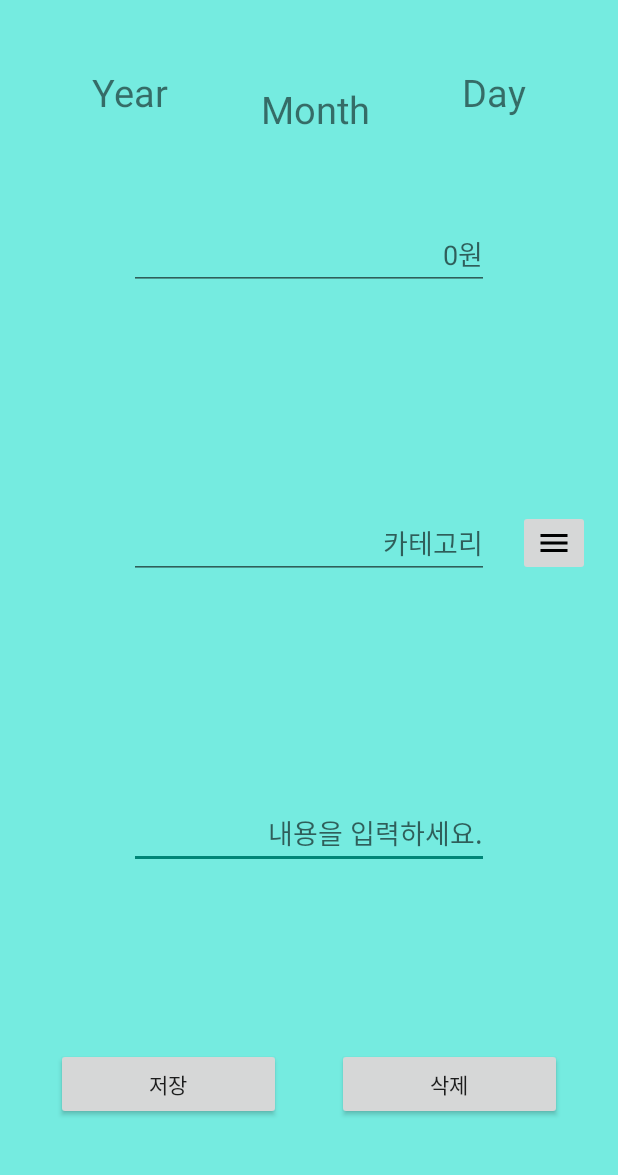
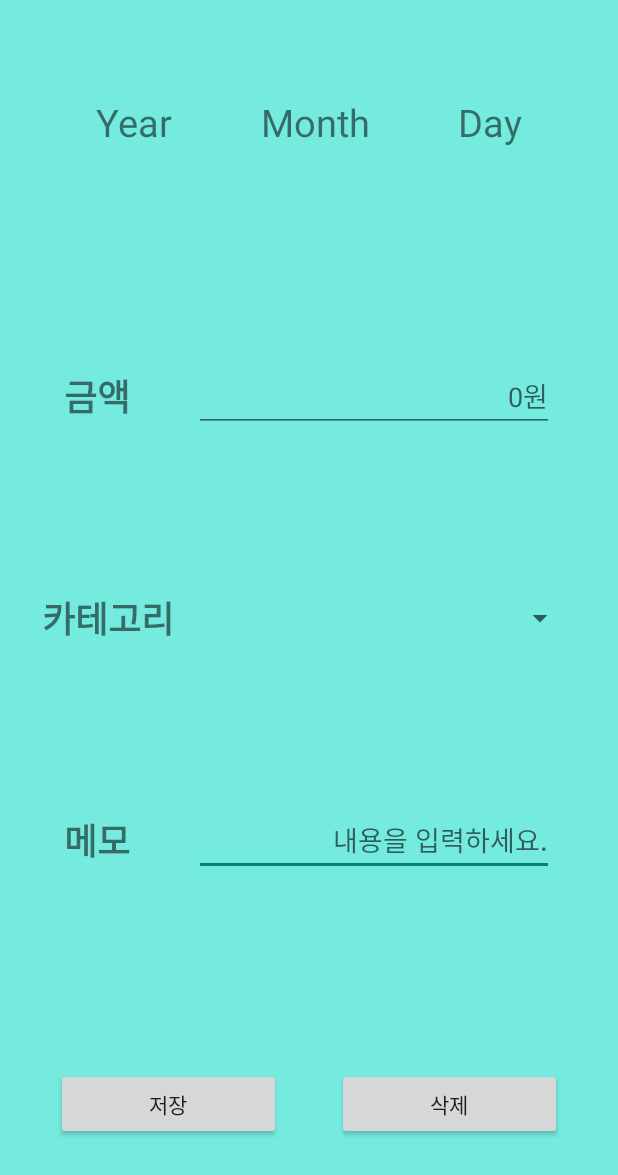
Before and after one commit to JeongJongMun/YourAccountBook, an Android app: the layout fragment_input.xml on its own in the app's theme, with its tools: preview values and no code run, on a phone screen of 412 x 824 dp. Shown: the top 1175 px of the screen. Run offline under Robolectric (Android 15) with nearby library versions, the phone set to English and light mode, and no system bars.

Commit message:
git commit

```diff
--- a/app/src/main/java/com/example/bankappds/MainList.kt
+++ b/app/src/main/java/com/example/bankappds/MainList.kt
@@ -7,4 +7,6 @@ import kotlinx.android.parcel.Parcelize
 data class MainList(val year: Int,
                val month: Int,
                val day: Int,
-               val expense: Int): Parcelable
+               val expense: Int,
+               val category: String,
+               val memo: String ): Parcelable
--- a/app/src/main/java/com/example/bankappds/MainListAdapter.kt
+++ b/app/src/main/java/com/example/bankappds/MainListAdapter.kt
@@ -6,7 +6,7 @@ import android.view.ViewGroup
 import android.widget.TextView
 import androidx.recyclerview.widget.RecyclerView
 
-class MainListAdapter(private val calendarsList: Array<MainList>)
+class MainListAdapter(private val calendarsList: ArrayList<MainList>)
     : RecyclerView.Adapter<MainListAdapter.MyViewHolder>(){
 
     // 인자로 받는 viewType 형태의 아이템 뷰를 위한 ViewHolder 객체를 생성하는 함수
--- a/app/src/main/res/layout/fragment_input.xml
+++ b/app/src/main/res/layout/fragment_input.xml
@@ -11,7 +11,7 @@
         android:id="@+id/edt_memo"
         android:layout_width="240dp"
         android:layout_height="wrap_content"
-        android:layout_marginBottom="100dp"
+        android:layout_marginBottom="128dp"
         android:gravity="end"
         android:hint="내용을 입력하세요."
         android:inputType="textMultiLine"
@@ -19,8 +19,9 @@
         app:layout_constraintBottom_toBottomOf="parent"
         app:layout_constraintEnd_toEndOf="parent"
         app:layout_constraintHorizontal_bias="0.5"
-        app:layout_constraintStart_toStartOf="parent"
-        app:layout_constraintTop_toBottomOf="@+id/edt_category" />
+        app:layout_constraintStart_toEndOf="@+id/textView14"
+        app:layout_constraintTop_toBottomOf="@+id/spinner_input_category"
+        />
 
     <Button
         android:id="@+id/btn_delete"
@@ -37,48 +38,45 @@
         android:id="@+id/btn_save"
         android:layout_width="150dp"
         android:layout_height="wrap_content"
+        android:layout_marginBottom="64dp"
         android:text="저장"
         app:layout_constraintBottom_toBottomOf="parent"
         app:layout_constraintEnd_toStartOf="@+id/btn_delete"
         app:layout_constraintHorizontal_bias="0.5"
-        app:layout_constraintStart_toStartOf="parent"
-        app:layout_constraintTop_toTopOf="parent"
-        app:layout_constraintVertical_bias="0.9" />
+        app:layout_constraintStart_toStartOf="parent" />
 
     <TextView
         android:id="@+id/txt_input_year"
         android:layout_width="wrap_content"
         android:layout_height="wrap_content"
-        android:layout_marginTop="44dp"
+        android:layout_marginStart="64dp"
         android:text="Year"
         android:textAlignment="viewStart"
         android:textSize="25sp"
-        app:layout_constraintEnd_toStartOf="@+id/txt_input_month"
-        app:layout_constraintHorizontal_bias="0.5"
+        app:layout_constraintBottom_toBottomOf="@+id/txt_input_month"
         app:layout_constraintStart_toStartOf="parent"
-        app:layout_constraintTop_toTopOf="parent" />
+        app:layout_constraintTop_toTopOf="@+id/txt_input_month" />
 
     <TextView
         android:id="@+id/txt_input_day"
         android:layout_width="wrap_content"
         android:layout_height="wrap_content"
-        android:layout_marginTop="44dp"
+        android:layout_marginEnd="64dp"
         android:text="Day"
         android:textAlignment="viewStart"
         android:textSize="25sp"
+        app:layout_constraintBottom_toBottomOf="@+id/txt_input_month"
         app:layout_constraintEnd_toEndOf="parent"
-        app:layout_constraintHorizontal_bias="0.5"
-        app:layout_constraintStart_toEndOf="@+id/txt_input_month"
-        app:layout_constraintTop_toTopOf="parent" />
+        app:layout_constraintTop_toTopOf="@+id/txt_input_month" />
 
     <TextView
         android:id="@+id/txt_input_month"
         android:layout_width="wrap_content"
         android:layout_height="wrap_content"
+        android:layout_marginTop="64dp"
         android:text="Month"
         android:textAlignment="viewStart"
         android:textSize="25sp"
-        app:layout_constraintBottom_toTopOf="@+id/edt_money"
         app:layout_constraintEnd_toStartOf="@+id/txt_input_day"
         app:layout_constraintHorizontal_bias="0.5"
         app:layout_constraintStart_toEndOf="@+id/txt_input_year"
@@ -88,38 +86,65 @@
         android:id="@+id/edt_money"
         android:layout_width="240dp"
         android:layout_height="wrap_content"
+        android:layout_marginTop="128dp"
         android:ems="10"
         android:gravity="end"
         android:hint="0원"
         android:inputType="number"
         android:minHeight="48dp"
-        app:layout_constraintBottom_toTopOf="@+id/edt_category"
+        app:layout_constraintBottom_toTopOf="@+id/spinner_input_category"
         app:layout_constraintEnd_toEndOf="parent"
-        app:layout_constraintStart_toStartOf="parent"
+        app:layout_constraintHorizontal_bias="0.5"
+        app:layout_constraintStart_toEndOf="@+id/textView9"
         app:layout_constraintTop_toTopOf="parent" />
 
-    <EditText
-        android:id="@+id/edt_category"
+    <Spinner
+        android:id="@+id/spinner_input_category"
         android:layout_width="240dp"
         android:layout_height="wrap_content"
-        android:ems="10"
-        android:gravity="end"
-        android:hint="카테고리"
-        android:inputType="textPersonName"
-        android:minHeight="48dp"
         app:layout_constraintBottom_toTopOf="@+id/edt_memo"
         app:layout_constraintEnd_toEndOf="parent"
-        app:layout_constraintStart_toStartOf="parent"
+        app:layout_constraintHorizontal_bias="0.5"
+        app:layout_constraintStart_toEndOf="@+id/textView13"
         app:layout_constraintTop_toBottomOf="@+id/edt_money" />
 
-    <ImageButton
-        android:id="@+id/btn_input_category"
+    <TextView
+        android:id="@+id/textView9"
         android:layout_width="wrap_content"
         android:layout_height="wrap_content"
-        android:src="@drawable/ic_baseline_menu"
-        app:layout_constraintBottom_toBottomOf="@+id/edt_category"
-        app:layout_constraintEnd_toEndOf="parent"
-        app:layout_constraintStart_toEndOf="@+id/edt_category"
-        app:layout_constraintTop_toTopOf="@+id/edt_category" />
+        android:text="금액"
+        android:textSize="24sp"
+        android:textStyle="bold"
+        app:layout_constraintBottom_toBottomOf="@+id/edt_money"
+        app:layout_constraintEnd_toStartOf="@+id/edt_money"
+        app:layout_constraintHorizontal_bias="0.5"
+        app:layout_constraintStart_toStartOf="parent"
+        app:layout_constraintTop_toTopOf="@+id/edt_money" />
+
+    <TextView
+        android:id="@+id/textView13"
+        android:layout_width="wrap_content"
+        android:layout_height="wrap_content"
+        android:text="카테고리"
+        android:textSize="24sp"
+        android:textStyle="bold"
+        app:layout_constraintBottom_toBottomOf="@+id/spinner_input_category"
+        app:layout_constraintEnd_toStartOf="@+id/spinner_input_category"
+        app:layout_constraintHorizontal_bias="0.5"
+        app:layout_constraintStart_toStartOf="parent"
+        app:layout_constraintTop_toTopOf="@+id/spinner_input_category" />
+
+    <TextView
+        android:id="@+id/textView14"
+        android:layout_width="wrap_content"
+        android:layout_height="wrap_content"
+        android:text="메모"
+        android:textSize="24sp"
+        android:textStyle="bold"
+        app:layout_constraintBottom_toBottomOf="@+id/edt_memo"
+        app:layout_constraintEnd_toStartOf="@+id/edt_memo"
+        app:layout_constraintHorizontal_bias="0.5"
+        app:layout_constraintStart_toStartOf="parent"
+        app:layout_constraintTop_toTopOf="@+id/edt_memo" />
 
 </androidx.constraintlayout.widget.ConstraintLayout>
```
Also changed, not shown: app/src/main/java/com/example/bankappds/InputFragment.kt (+25 -3 lines), app/src/main/java/com/example/bankappds/MainActivity.kt (+6 -1 lines), app/src/main/java/com/example/bankappds/MainFragment.kt (+28 -16 lines), app/src/main/java/com/example/bankappds/SearchFragment.kt (+1 -36 lines).
